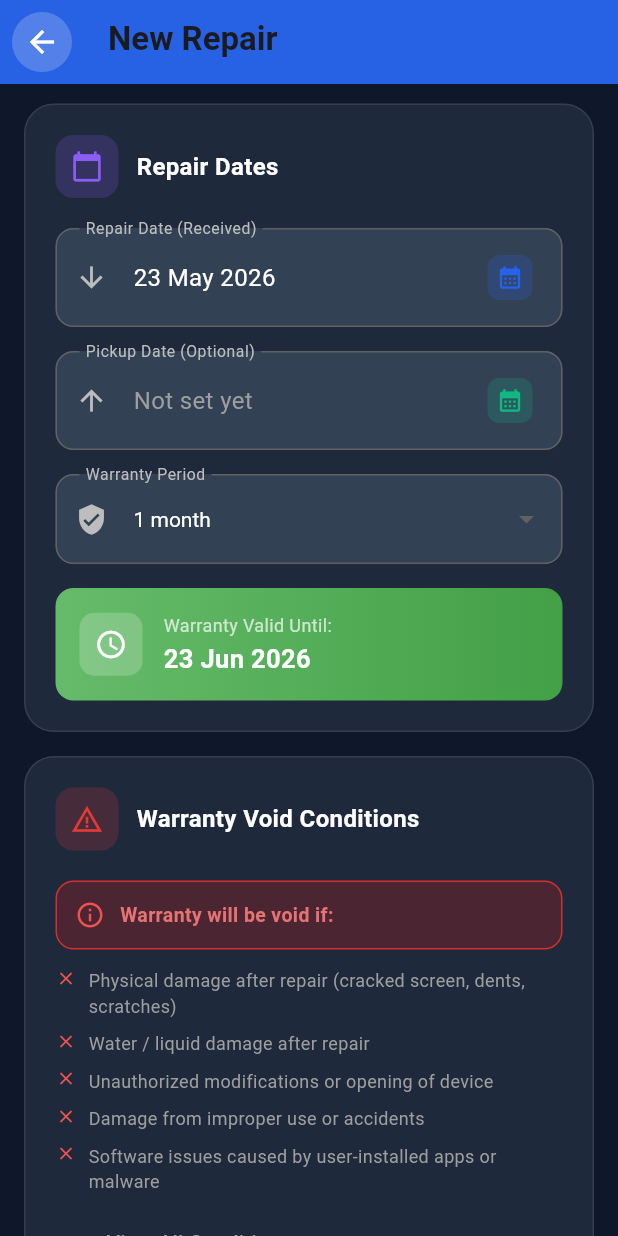
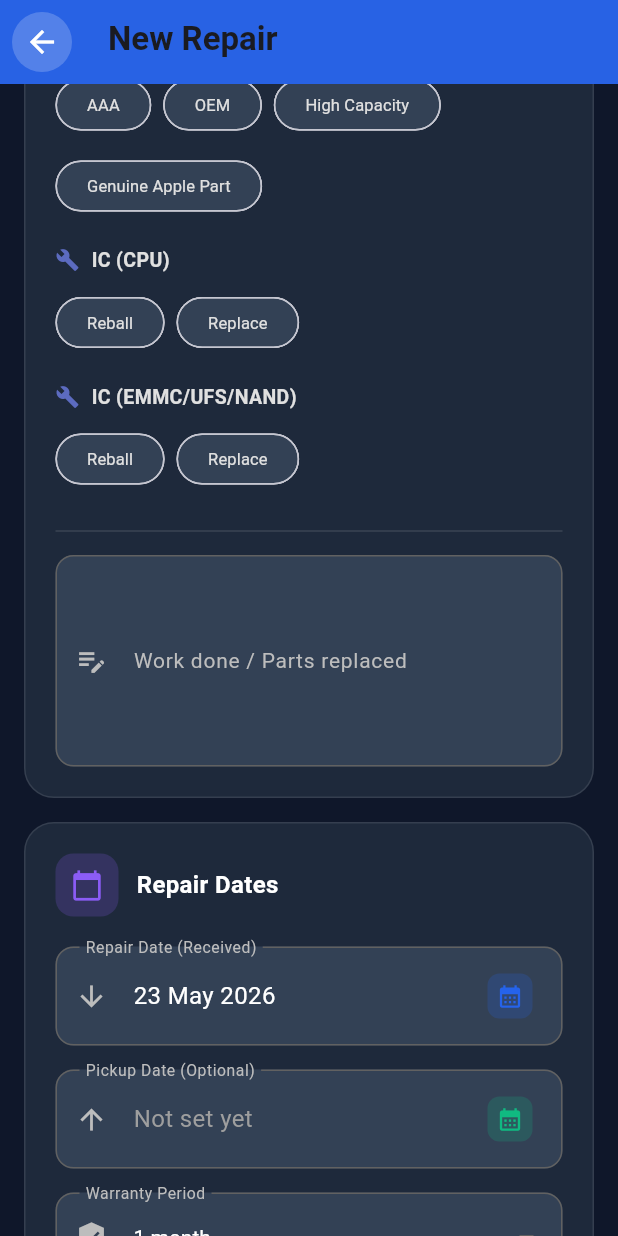
Before and after one commit to PachaiDizz/phonefx-_bill, a Flutter app: the AddRepairScreen screen opened directly, scrolled down 2880 dp, on a phone screen of 412 x 824 dp. Run offline on Flutter 3.47's test engine with Material 3 defaults, Android fonts, the phone set to English and light mode, and no system bars; our stand-ins replace open_filex, pdf, share_plus, sqflite; accounts and stored records are empty; Roboto replaces fonts that are missing (Poppins).

Commit message:
Various updates and improvements

```diff
--- a/lib/models/repair_record.dart
+++ b/lib/models/repair_record.dart
@@ -24,6 +24,9 @@ class RepairRecord {
   final String? repairNotes;
   final String? billNumber;
 
+  // NEW: Component quality selections (e.g. Screen -> OLED, Battery -> Genuine Apple Part)
+  final Map<String, String> componentQualities;
+
   RepairRecord({
     this.id,
     this.billNumber,
@@ -44,6 +47,7 @@ class RepairRecord {
     this.checklistAfter = const {},
     this.customerProvidedParts = const [],
     this.repairNotes,
+    this.componentQualities = const {},
   });
 
   Map<String, dynamic> toMap() {
@@ -71,11 +75,24 @@ class RepairRecord {
       'customerProvidedParts': customerProvidedParts.join('|'),
       'repairNotes': repairNotes,
       'billNumber': billNumber,
+      'componentQualities': componentQualities.entries
+          .map((e) => '${e.key}:::${e.value}')
+          .join('||'),
     };
   }
 
   factory RepairRecord.fromMap(Map<String, dynamic> map) {
     Map<String, String> parseChecklist(String? raw) {
+      if (raw == null || raw.isEmpty) return {};
+      return Map.fromEntries(
+        raw.split('||').where((e) => e.contains(':::')).map((e) {
+          final parts = e.split(':::');
+          return MapEntry(parts[0], parts[1]);
+        }),
+      );
+    }
+
+    Map<String, String> parseQualities(String? raw) {
       if (raw == null || raw.isEmpty) return {};
       return Map.fromEntries(
         raw.split('||').where((e) => e.contains(':::')).map((e) {
@@ -115,6 +132,7 @@ class RepairRecord {
           : [],
       repairNotes: map['repairNotes'] as String?,
       billNumber: map['billNumber'] as String?,
+      componentQualities: parseQualities(map['componentQualities'] as String?),
     );
   }
 
@@ -138,6 +156,7 @@ class RepairRecord {
     List<String>? customerProvidedParts,
     String? repairNotes,
     String? billNumber,
+    Map<String, String>? componentQualities,
   }) {
     return RepairRecord(
       id: id ?? this.id,
@@ -161,6 +180,7 @@ class RepairRecord {
           customerProvidedParts ?? this.customerProvidedParts,
       repairNotes: repairNotes ?? this.repairNotes,
       billNumber: billNumber ?? this.billNumber,
+      componentQualities: componentQualities ?? this.componentQualities,
     );
   }
 }
@@ -606,3 +626,45 @@ class CustomerProvidedParts {
     'Motherboard',
   ];
 }
+
+// ─────────────────────────────────────────────
+// COMPONENT QUALITIES  (Screen, Battery, IC, etc.)
+// ─────────────────────────────────────────────
+
+class ComponentQualities {
+  static const String screen = 'Screen';
+  static const String battery = 'Battery';
+  static const String icCpu = 'IC (CPU)';
+  static const String icEmmc = 'IC (EMMC/UFS/NAND)';
+
+  static const List<String> categories = [
+    screen,
+    battery,
+    icCpu,
+    icEmmc,
+  ];
+
+  static const Map<String, List<String>> options = {
+    screen: [
+      'TFT / INCELL',
+      'OLED',
+      'AMOLED',
+      'OEM',
+      'Genuine Apple Part',
+    ],
+    battery: [
+      'AAA',
+      'OEM',
+      'High Capacity',
+      'Genuine Apple Part',
+    ],
+    icCpu: [
+      'Reball',
+      'Replace',
+    ],
+    icEmmc: [
+      'Reball',
+      'Replace',
+    ],
+  };
+}
--- a/lib/screens/add_repair_screen.dart
+++ b/lib/screens/add_repair_screen.dart
@@ -26,6 +26,7 @@ class _AddRepairScreenState extends State<AddRepairScreen> {
   final _customBrandController = TextEditingController();
   List<String> _selectedIssues = [];
   List<String> _selectedCustomerParts = [];
+  Map<String, String> _componentQualities = {};
   DateTime _repairDate = DateTime.now();
   DateTime? _pickupDate;
   String _warrantyPeriod = '1 month';
@@ -52,6 +53,9 @@ class _AddRepairScreenState extends State<AddRepairScreen> {
       _selectedCustomerParts = List.from(widget.repair!.customerProvidedParts);
       if (widget.repair!.repairNotes != null) {
         _repairNotesController.text = widget.repair!.repairNotes!;
+      }
+      if (widget.repair!.componentQualities.isNotEmpty) {
+        _componentQualities = Map.from(widget.repair!.componentQualities);
       }
       if (!DeviceBrands.brands.contains(_deviceBrand)) {
         _isCustomBrand = true;
@@ -187,6 +191,7 @@ class _AddRepairScreenState extends State<AddRepairScreen> {
       repairNotes: _repairNotesController.text.trim().isNotEmpty
           ? _repairNotesController.text.trim()
           : null,
+      componentQualities: _componentQualities,
     );
 
     try {
@@ -349,13 +354,13 @@ class _AddRepairScreenState extends State<AddRepairScreen> {
     );
   }
 
-  InputDecoration _inputDecoration(String label, IconData icon, {String? hint}) {
+  InputDecoration _inputDecoration(String label, IconData? icon, {String? hint}) {
     return InputDecoration(
       labelText: label,
       labelStyle: TextStyle(color: Colors.grey[400], fontSize: 14),
       hintText: hint,
       hintStyle: TextStyle(color: Colors.grey[600], fontSize: 14),
-      prefixIcon: Icon(icon, color: Colors.grey[400], size: 22),
+      prefixIcon: icon != null ? Icon(icon, color: Colors.grey[400], size: 22) : null,
       contentPadding: const EdgeInsets.symmetric(horizontal: 16, vertical: 18),
       filled: true,
       fillColor: const Color(0xFF334155),
@@ -675,7 +680,7 @@ class _AddRepairScreenState extends State<AddRepairScreen> {
                 const SizedBox(width: 10),
                 Expanded(
                   child: Text(
-                    'Describe what you repaired/replaced (e.g. "Replaced Power IC", "Installed OLED Original screen").',
+                    'Select component quality used and describe what you repaired/replaced.',
                     style: TextStyle(color: Colors.indigo[300], fontSize: 12),
                   ),
                 ),
@@ -683,6 +688,74 @@ class _AddRepairScreenState extends State<AddRepairScreen> {
             ),
           ),
           const SizedBox(height: 16),
+          ...ComponentQualities.categories.map((category) => Padding(
+            padding: const EdgeInsets.only(bottom: 16),
+            child: Column(
+              crossAxisAlignment: CrossAxisAlignment.start,
+              children: [
+                Row(
+                  children: [
+                    Icon(Icons.build, size: 16, color: Colors.indigo[400]),
+                    const SizedBox(width: 8),
+                    Text(
+                      category,
+                      style: TextStyle(
+                        color: Colors.grey[300],
+                        fontSize: 13,
+                        fontWeight: FontWeight.w600,
+                      ),
+                    ),
+                    if (_componentQualities.containsKey(category))
+                      Container(
+                        margin: const EdgeInsets.only(left: 8),
+                        padding: const EdgeInsets.symmetric(horizontal: 8, vertical: 2),
+                        decoration: BoxDecoration(
+                          color: Colors.indigo.withValues(alpha: 0.2),
+                          borderRadius: BorderRadius.circular(10),
+                        ),
+                        child: Text(
+                          _componentQualities[category]!,
+                          style: const TextStyle(fontSize: 10, color: Colors.indigo, fontWeight: FontWeight.bold),
+                        ),
+                      ),
+                  ],
+                ),
+                const SizedBox(height: 8),
+                Wrap(
+                  spacing: 8,
+                  runSpacing: 6,
+                  children: ComponentQualities.options[category]!.map((quality) {
+                    final isSelected = _componentQualities[category] == quality;
+                    return FilterChip(
+                      label: Text(
+                        quality,
+                        style: TextStyle(
+                          fontSize: 11,
+                          color: isSelected ? Colors.indigo : Colors.grey[300],
+                          fontWeight: isSelected ? FontWeight.bold : FontWeight.normal,
+                        ),
+                      ),
+                      selected: isSelected,
+                      selectedColor: Colors.indigo.withValues(alpha: 0.3),
+                      checkmarkColor: Colors.indigo,
+                      backgroundColor: const Color(0xFF334155),
+                      onSelected: (selected) {
+                        setState(() {
+                          if (selected) {
+                            _componentQualities[category] = quality;
+                          } else {
+                            _componentQualities.remove(category);
+                          }
+                        });
+                      },
+                    );
+                  }).toList(),
+                ),
+              ],
+            ),
+          )),
+          const Divider(color: Colors.white12),
+          const SizedBox(height: 8),
           TextFormField(
             controller: _repairNotesController,
             maxLines: 5,
@@ -946,7 +1019,12 @@ class _AddRepairScreenState extends State<AddRepairScreen> {
         controller: _amountController,
         keyboardType: const TextInputType.numberWithOptions(decimal: true),
         style: const TextStyle(color: Colors.white, fontSize: 16),
-        decoration: _inputDecoration('Total Amount (RM)', Icons.attach_money, hint: '0.00'),
+        decoration: _inputDecoration('Total Amount', null, hint: '0.00').copyWith(
+          prefixIcon: Container(
+            padding: const EdgeInsets.symmetric(horizontal: 14, vertical: 18),
+            child: const Text('RM', style: TextStyle(color: Colors.white, fontSize: 16, fontWeight: FontWeight.bold)),
+          ),
+        ),
         validator: (value) {
           if (value == null || value.trim().isEmpty) {
             return 'Please enter total amount';
```
Also changed, not shown: lib/screens/home_screen.dart (+4 -6 lines), lib/screens/repair_detail_screen.dart (+94 -39 lines), lib/services/database_helper.dart (+8 -2 lines), lib/services/pdf_service.dart (+58 -1 lines).
